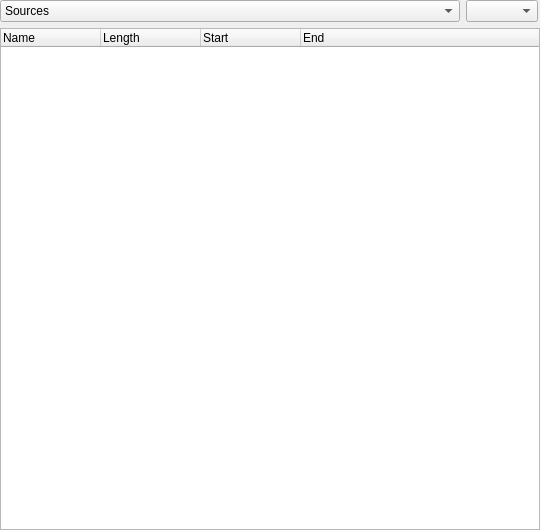
Before: the Qt Designer form src/traverso/widgets/ResourcesWidget.ui in rsijrier/Traverso-DAW, drawn with Qt 5.
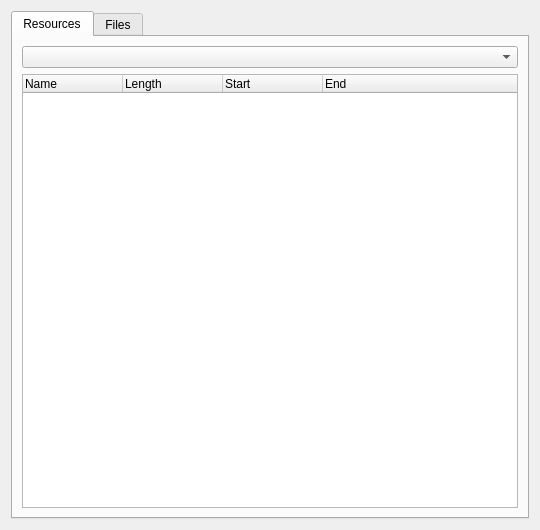
After: the same form once the commit is applied.

What changed in the file:
```diff
--- a/src/traverso/widgets/ResourcesWidget.ui
+++ b/src/traverso/widgets/ResourcesWidget.ui
@@ -12,72 +12,23 @@
   <property name="windowTitle" >
    <string>Form</string>
   </property>
-  <layout class="QVBoxLayout" >
-   <property name="margin" >
-    <number>0</number>
-   </property>
-   <property name="spacing" >
-    <number>6</number>
-   </property>
+  <layout class="QVBoxLayout" name="verticalLayout_3">
    <item>
-    <layout class="QHBoxLayout" >
-     <property name="margin" >
+    <widget class="QTabWidget" name="tabWidget">
+     <property name="currentIndex">
       <number>0</number>
      </property>
-     <property name="spacing" >
-      <number>6</number>
-     </property>
+     <widget class="QWidget" name="tab">
+      <attribute name="title">
+       <string>Resources</string>
+      </attribute>
+      <layout class="QVBoxLayout" name="verticalLayout">
      <item>
-      <widget class="QComboBox" name="viewComboBox" >
-       <property name="sizePolicy" >
-        <sizepolicy>
-         <hsizetype>5</hsizetype>
-         <vsizetype>0</vsizetype>
-         <horstretch>2</horstretch>
-         <verstretch>0</verstretch>
-        </sizepolicy>
-       </property>
-       <item>
-        <property name="text" >
-         <string>Sources</string>
-        </property>
+        <widget class="QComboBox" name="sheetComboBox"/>
        </item>
        <item>
-        <property name="text" >
-         <string>Files</string>
-        </property>
-       </item>
-      </widget>
-     </item>
-     <item>
-      <widget class="QComboBox" name="sheetComboBox" />
-     </item>
-     <item>
-      <spacer>
-       <property name="orientation" >
-        <enum>Qt::Horizontal</enum>
-       </property>
-       <property name="sizeHint" >
-        <size>
-         <width>2</width>
-         <height>20</height>
-        </size>
-       </property>
-      </spacer>
-     </item>
-    </layout>
-   </item>
-   <item>
-    <layout class="QVBoxLayout" >
-     <property name="margin" >
-      <number>0</number>
-     </property>
-     <property name="spacing" >
-      <number>6</number>
-     </property>
-     <item>
-      <widget class="QTreeWidget" name="sourcesTreeWidget" >
-       <property name="mouseTracking" >
+        <widget class="QTreeWidget" name="sourcesTreeWidget">
+         <property name="mouseTracking">
         <bool>false</bool>
        </property>
        <property name="editTriggers" >
@@ -124,26 +75,16 @@
       </widget>
      </item>
     </layout>
+     </widget>
+     <widget class="QWidget" name="tab_2">
+      <attribute name="title">
+       <string>Files</string>
+      </attribute>
+      <layout class="QVBoxLayout" name="verticalLayout_2"/>
+     </widget>
+    </widget>
    </item>
   </layout>
-  <widget class="QWidget" name="layoutWidget" >
-   <property name="geometry" >
-    <rect>
-     <x>0</x>
-     <y>0</y>
-     <width>2</width>
-     <height>2</height>
-    </rect>
-   </property>
-   <layout class="QVBoxLayout" >
-    <property name="margin" >
-     <number>0</number>
-    </property>
-    <property name="spacing" >
-     <number>6</number>
-    </property>
-   </layout>
-  </widget>
  </widget>
  <resources/>
  <connections/>
```
Left out of the diff: 33 changed lines with no effect on the pictures. Lines whose indentation alone changed are shown as unchanged.
